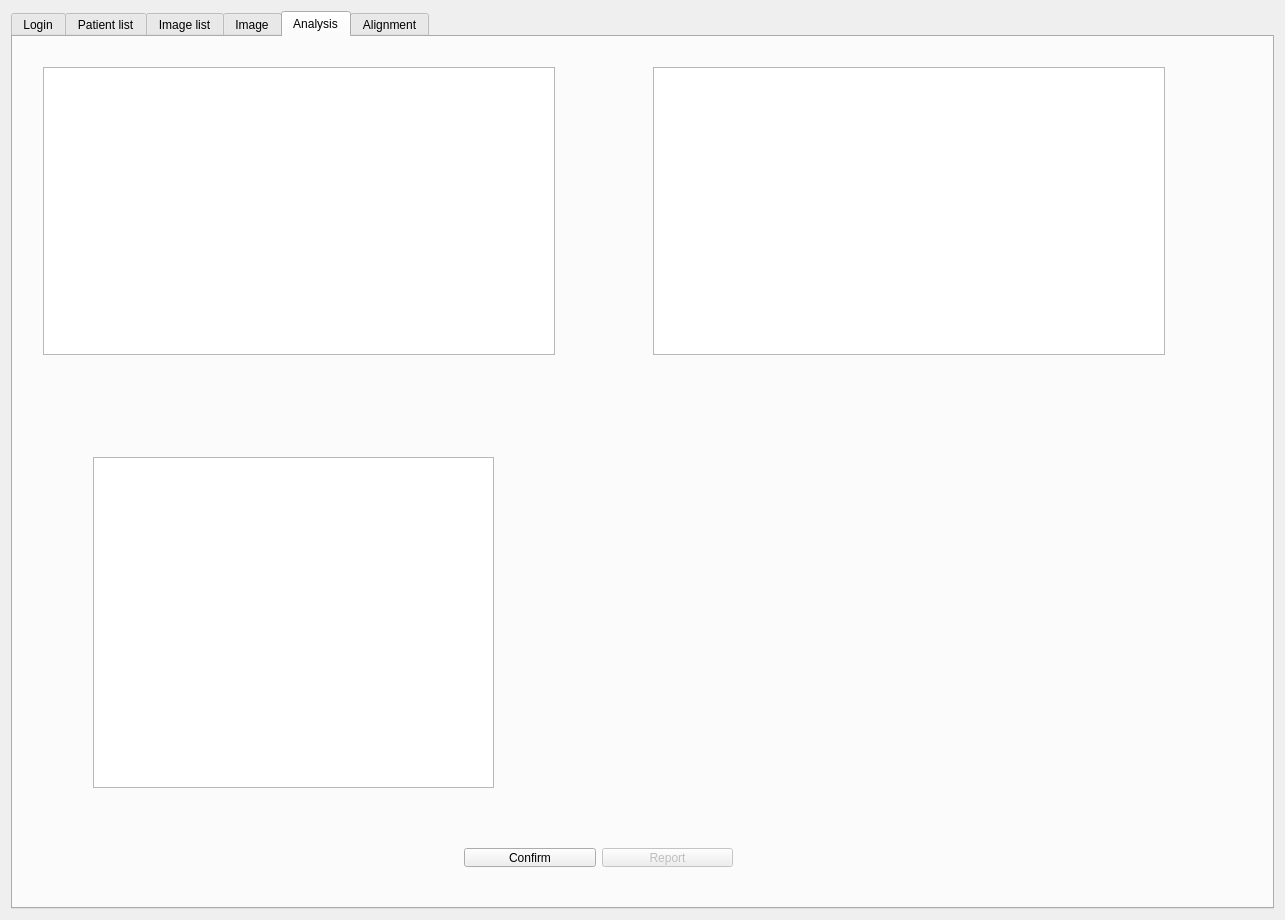
michaelfong2017/landmark-annotator-desktop, file DesktopApp/desktopapp.ui: the form before one commit.
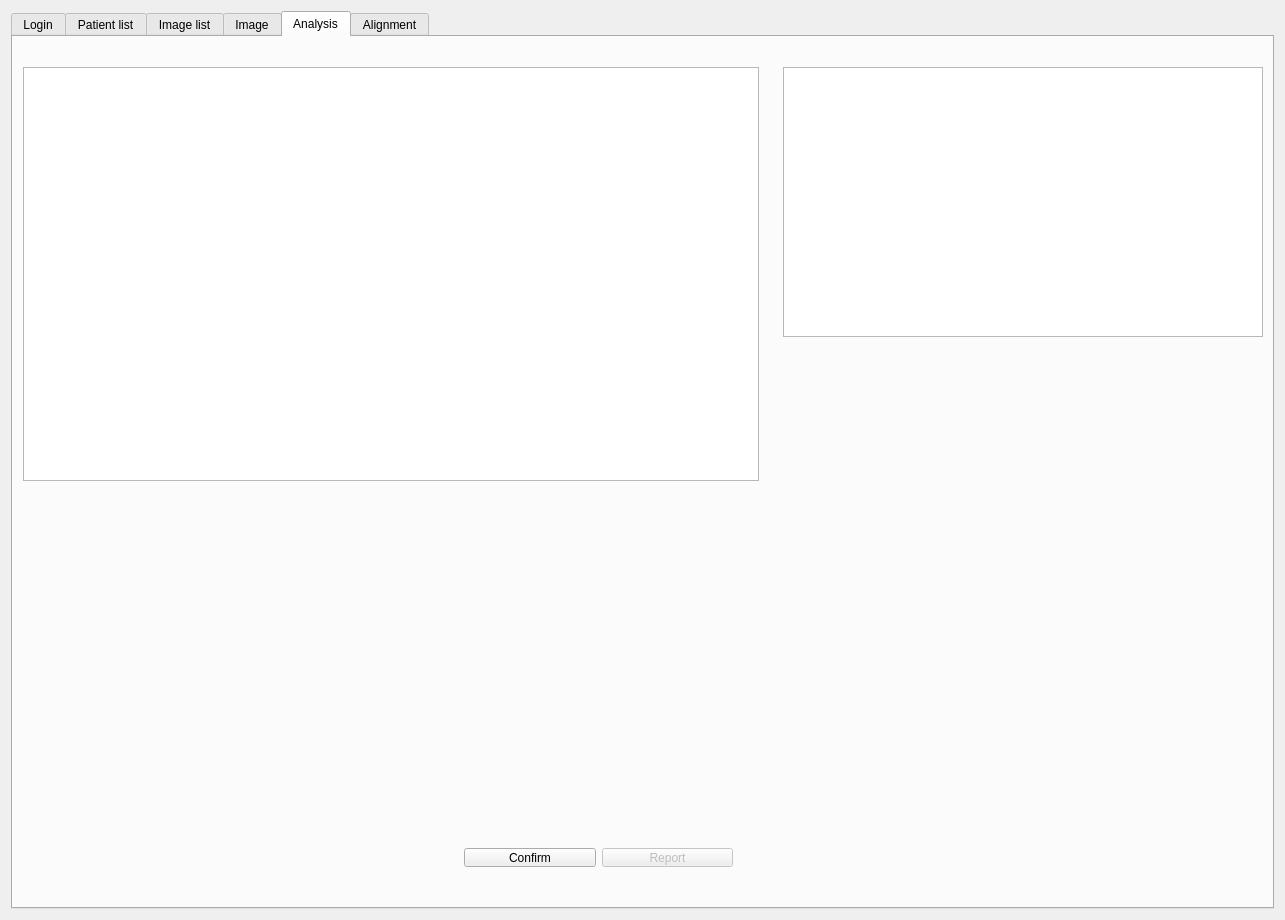
The form after the commit. The open tabs and pages were chosen to show the change.

Commit message:
Analysis Tab modifications
Color window now bigger than DepthToColor window
However, dimensions must be the same

Patch:
```diff
--- a/DesktopApp/desktopapp.ui
+++ b/DesktopApp/desktopapp.ui
@@ -1012,10 +1012,10 @@
       <widget class="QGraphicsView" name="graphicsViewAnnotation">
        <property name="geometry">
         <rect>
-         <x>30</x>
+         <x>10</x>
          <y>30</y>
-         <width>512</width>
-         <height>288</height>
+         <width>736</width>
+         <height>414</height>
         </rect>
        </property>
        <property name="styleSheet">
@@ -1026,10 +1026,10 @@
       <widget class="QLabel" name="annotationsText">
        <property name="geometry">
         <rect>
-         <x>680</x>
-         <y>440</y>
+         <x>770</x>
+         <y>350</y>
          <width>471</width>
-         <height>331</height>
+         <height>411</height>
         </rect>
        </property>
        <property name="styleSheet">
@@ -1045,23 +1045,10 @@
       <widget class="QGraphicsView" name="graphicsViewAnnotation2">
        <property name="geometry">
         <rect>
-         <x>640</x>
+         <x>770</x>
          <y>30</y>
-         <width>512</width>
-         <height>288</height>
-        </rect>
-       </property>
-       <property name="styleSheet">
-        <string notr="true">QScrollBar {height:0px; width:0px;}</string>
-       </property>
-      </widget>
-      <widget class="QGraphicsView" name="graphicsViewImageUrl">
-       <property name="geometry">
-        <rect>
-         <x>80</x>
-         <y>420</y>
-         <width>401</width>
-         <height>331</height>
+         <width>480</width>
+         <height>270</height>
         </rect>
        </property>
        <property name="styleSheet">
```
Left out of the diff: 2 changed lines with no effect on the pictures. The commit also changes 3 other files.
